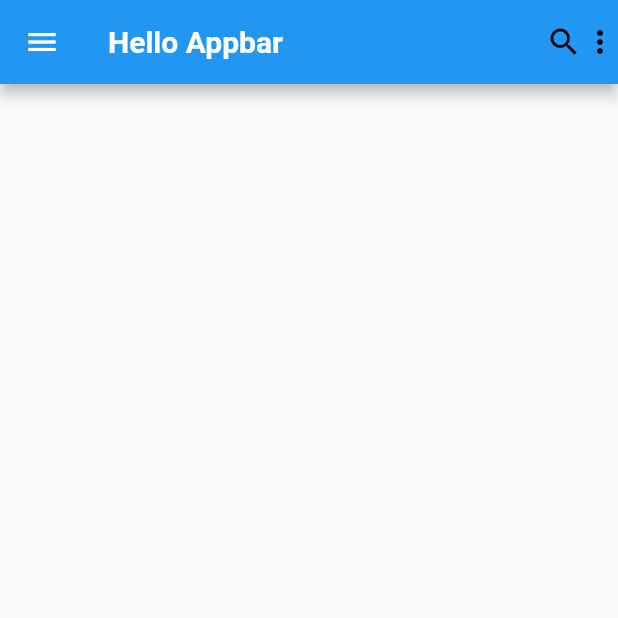
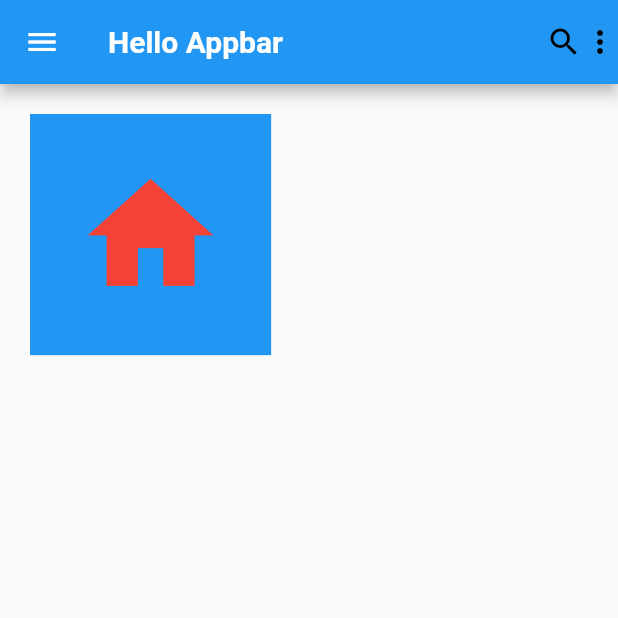
Before and after one commit to novaliazahra/Belajar_flutter, a Flutter app: the screen it shows after launch, on a phone screen of 412 x 824 dp, the top half of it. Run offline on Flutter 3.47's test engine with Material 2 defaults, Android fonts, the phone set to English and light mode, and no system bars.

Commit message:
melakukan perubahan di lib/main.dart

```diff
--- a/lib/main.dart
+++ b/lib/main.dart
@@ -31,6 +31,15 @@ class Home extends StatelessWidget{
           Icon(Icons.more_vert, color:Colors.black)
         ],
       ),
+    body: Container(
+      color: Colors.blue,
+      margin: EdgeInsets.symmetric(horizontal:20, vertical:20),
+      padding: EdgeInsets.all(30),
+      child: Icon(
+        Icons.home,
+        color: Colors.red,
+        size: 100.78),
+    ),
     );
   }
 }
```
